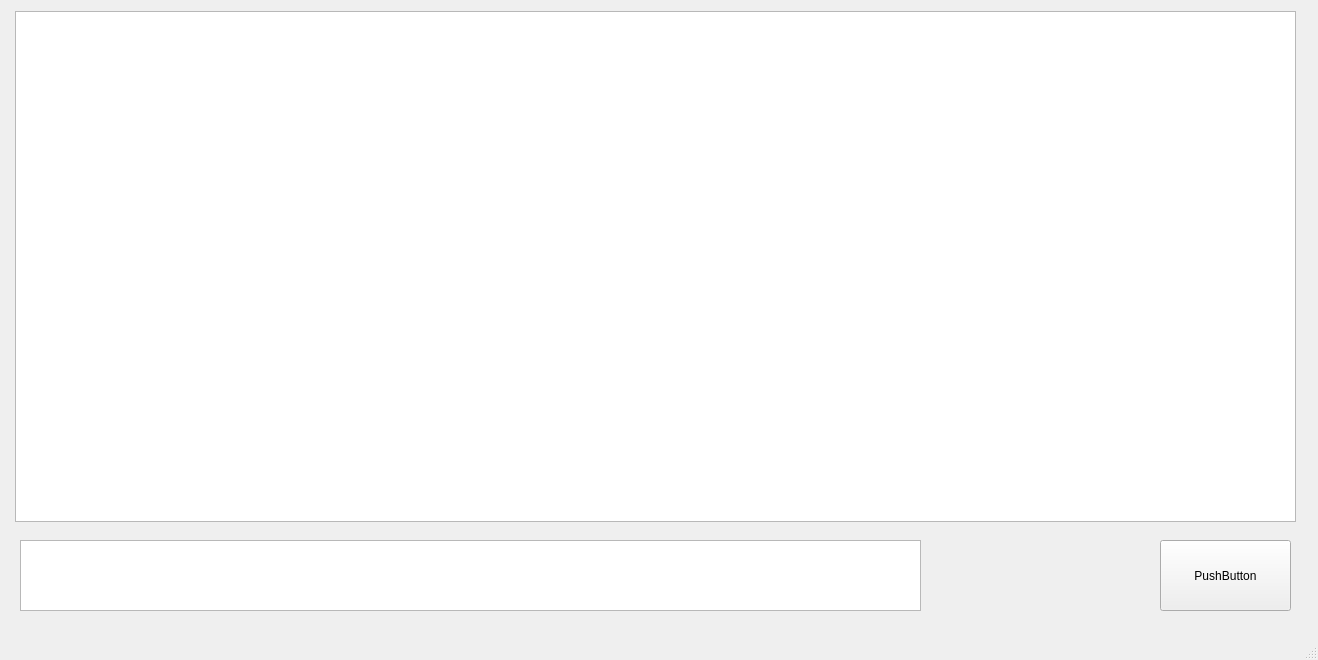
First picture: the form in mainwindow.ui, repository jake-kolk/Hackathon, before the edit.
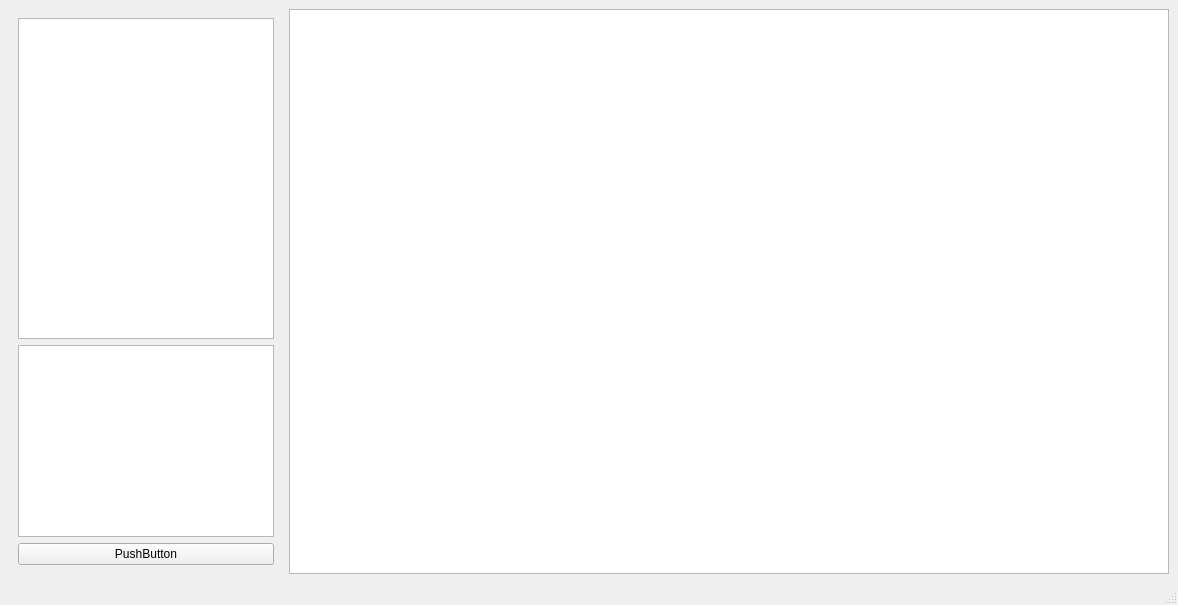
Second picture: the form after the edit. Icons and pictures are not drawn.

What changed in the file:
```diff
--- a/mainwindow.ui
+++ b/mainwindow.ui
@@ -6,71 +6,79 @@
    <rect>
     <x>0</x>
     <y>0</y>
-    <width>1318</width>
-    <height>660</height>
+    <width>1178</width>
+    <height>605</height>
    </rect>
   </property>
   <property name="windowTitle">
    <string>MainWindow</string>
   </property>
+  <property name="autoFillBackground">
+   <bool>false</bool>
+  </property>
   <widget class="QWidget" name="centralwidget">
-   <widget class="QTextBrowser" name="promptTextBox">
-    <property name="geometry">
-     <rect>
-      <x>20</x>
-      <y>540</y>
-      <width>901</width>
-      <height>71</height>
-     </rect>
-    </property>
-    <property name="readOnly">
-     <bool>false</bool>
-    </property>
-   </widget>
-   <widget class="QPushButton" name="sendButton">
-    <property name="geometry">
-     <rect>
-      <x>1160</x>
-      <y>540</y>
-      <width>131</width>
-      <height>71</height>
-     </rect>
-    </property>
-    <property name="text">
-     <string>PushButton</string>
-    </property>
-   </widget>
-   <widget class="QTextBrowser" name="responseBox">
-    <property name="geometry">
-     <rect>
-      <x>15</x>
-      <y>11</y>
-      <width>1281</width>
-      <height>511</height>
-     </rect>
-    </property>
-   </widget>
-   <widget class="QLabel" name="label">
-    <property name="geometry">
-     <rect>
-      <x>-8</x>
-      <y>-1</y>
-      <width>1331</width>
-      <height>661</height>
-     </rect>
-    </property>
-    <property name="styleSheet">
-     <string notr="true">
-background-image: url(:/new/images/books.jpg);</string>
-    </property>
-    <property name="text">
-     <string/>
-    </property>
-   </widget>
-   <zorder>label</zorder>
-   <zorder>promptTextBox</zorder>
-   <zorder>sendButton</zorder>
-   <zorder>responseBox</zorder>
+   <property name="sizePolicy">
+    <sizepolicy hsizetype="Expanding" vsizetype="Expanding">
+     <horstretch>0</horstretch>
+     <verstretch>0</verstretch>
+    </sizepolicy>
+   </property>
+   <property name="maximumSize">
+    <size>
+     <width>16777215</width>
+     <height>16777215</height>
+    </size>
+   </property>
+   <property name="styleSheet">
+    <string notr="true">background-image: url(:/new/images/books.jpg);</string>
+   </property>
+   <layout class="QGridLayout" name="gridLayout">
+    <item row="0" column="1">
+     <layout class="QVBoxLayout" name="verticalLayout"/>
+    </item>
+    <item row="0" column="3">
+     <widget class="QTextBrowser" name="responseBox"/>
+    </item>
+    <item row="0" column="2">
+     <widget class="QWidget" name="gridWidget" native="true">
+      <property name="maximumSize">
+       <size>
+        <width>10000</width>
+        <height>10000</height>
+       </size>
+      </property>
+      <layout class="QGridLayout" name="gridLayout_2">
+       <item row="2" column="0" alignment="Qt::AlignmentFlag::AlignHCenter|Qt::AlignmentFlag::AlignBottom">
+        <widget class="QTextBrowser" name="promptTextBox">
+         <property name="readOnly">
+          <bool>false</bool>
+         </property>
+        </widget>
+       </item>
+       <item row="4" column="0">
+        <widget class="QPushButton" name="sendButton">
+         <property name="text">
+          <string>PushButton</string>
+         </property>
+        </widget>
+       </item>
+       <item row="1" column="0" alignment="Qt::AlignmentFlag::AlignHCenter">
+        <widget class="QTextBrowser" name="textBrowser">
+         <property name="minimumSize">
+          <size>
+           <width>0</width>
+           <height>192</height>
+          </size>
+         </property>
+         <property name="autoFillBackground">
+          <bool>true</bool>
+         </property>
+        </widget>
+       </item>
+      </layout>
+     </widget>
+    </item>
+   </layout>
   </widget>
   <widget class="QStatusBar" name="statusbar"/>
   <action name="actionFile">
```
Left out of the diff: 10 changed lines with no effect on the pictures.
